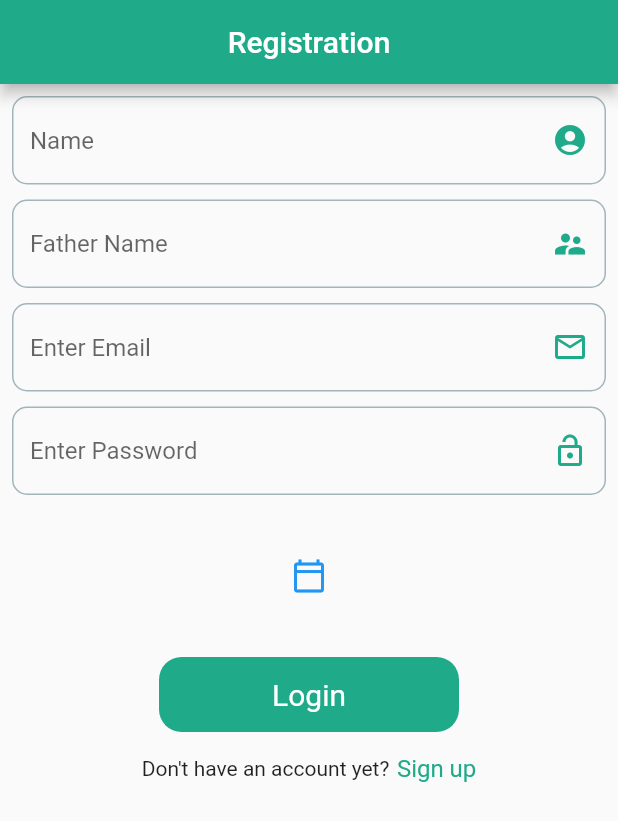
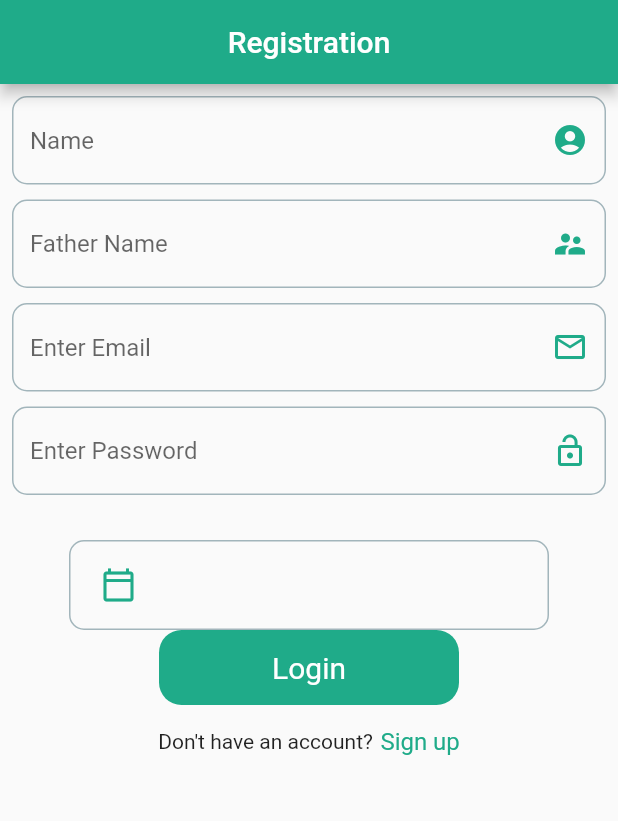
Before and after one commit to MuhammadTayyyaba3/-Shared-Preferences, a Flutter app: the SignUpScreen screen opened directly, on a phone screen of 412 x 824 dp. Shown: the top 821 px of the screen. Run offline on Flutter 3.47's test engine with Material 2 defaults, Android fonts, the phone set to English and light mode, and no system bars.

```diff
--- a/lib/Screens/sign_up_screen.dart
+++ b/lib/Screens/sign_up_screen.dart
@@ -102,9 +102,20 @@ class SignUpScreen extends StatelessWidget {
               const SizedBox(
                 height: 30,
               ),
+              Container(
+                width: 320,
+                height: 60,
+                decoration: BoxDecoration(
+                    borderRadius: BorderRadius.circular(10),
+                    border: Border.all(
+                      width: 1,
+                      color: Color(0xffA2B5BB),
+                    )
 
+                ),
+                child: Row(
+                  children: [
                     TextButton(
-
                         onPressed: (){
                           showDatePicker(
                               context: context,
@@ -113,9 +124,10 @@ class SignUpScreen extends StatelessWidget {
                               lastDate: DateTime.now()
                           );
                         },
-                  child: const Icon(Icons.calendar_today_outlined)),
-              const SizedBox(
-                height: 30,
+                        child: const Icon(Icons.calendar_today_outlined,color: BGColor,)),
+                  ],
+                ),
+
               ),
 
               ButtonDesign(btnText: 'Login',),
@@ -125,7 +137,7 @@ class SignUpScreen extends StatelessWidget {
               Row(
                 mainAxisAlignment: MainAxisAlignment.center,
                 children: [
-                  const Text("Don't have an account yet?"),
+                  const Text("Don't have an account?"),
                   const SizedBox(
                     width: 5,
                   ),
```
Lines whose indentation alone changed are shown as unchanged.
